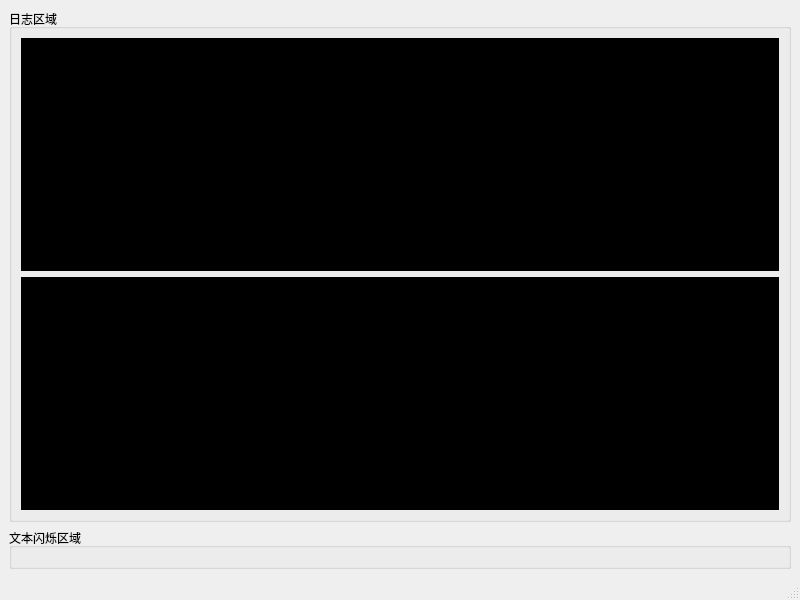
Above: mainwindow.ui from zxlfly/qt_demo_test before the change. Below: the same form after it.
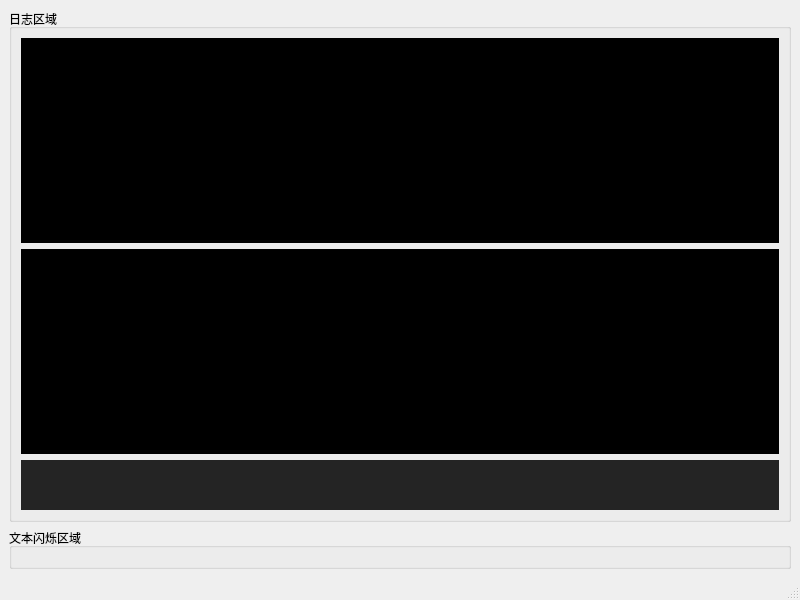
That is the form after the change.

```diff
--- a/mainwindow.ui
+++ b/mainwindow.ui
@@ -41,6 +41,22 @@
          </property>
         </widget>
        </item>
+       <item>
+        <widget class="QLabel" name="label">
+         <property name="minimumSize">
+          <size>
+           <width>0</width>
+           <height>50</height>
+          </size>
+         </property>
+         <property name="styleSheet">
+          <string notr="true">background-color:#242424;</string>
+         </property>
+         <property name="text">
+          <string/>
+         </property>
+        </widget>
+       </item>
       </layout>
      </widget>
     </item>
```
